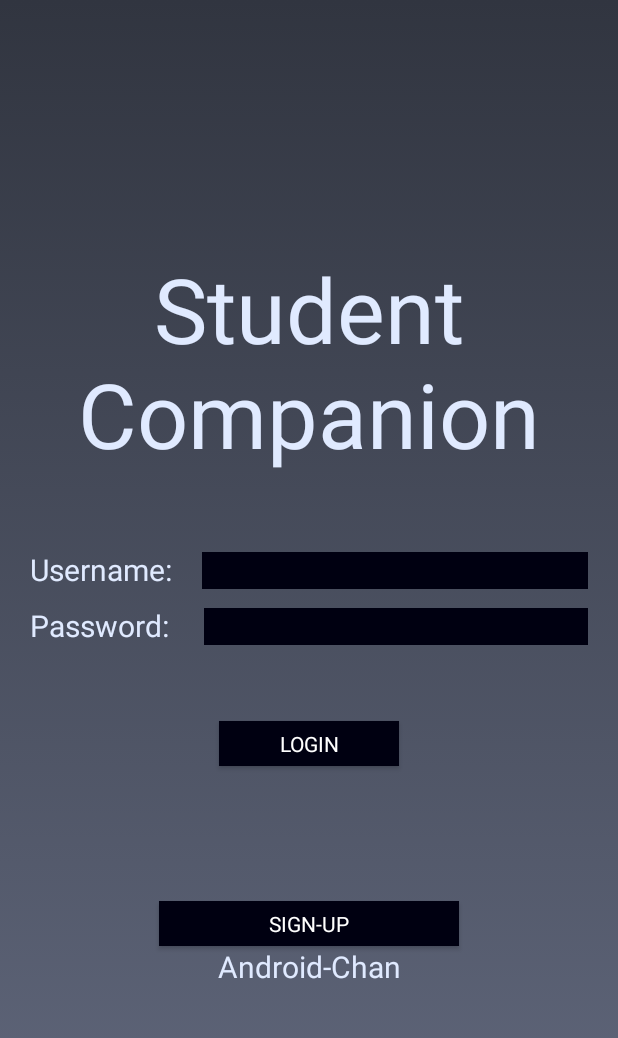
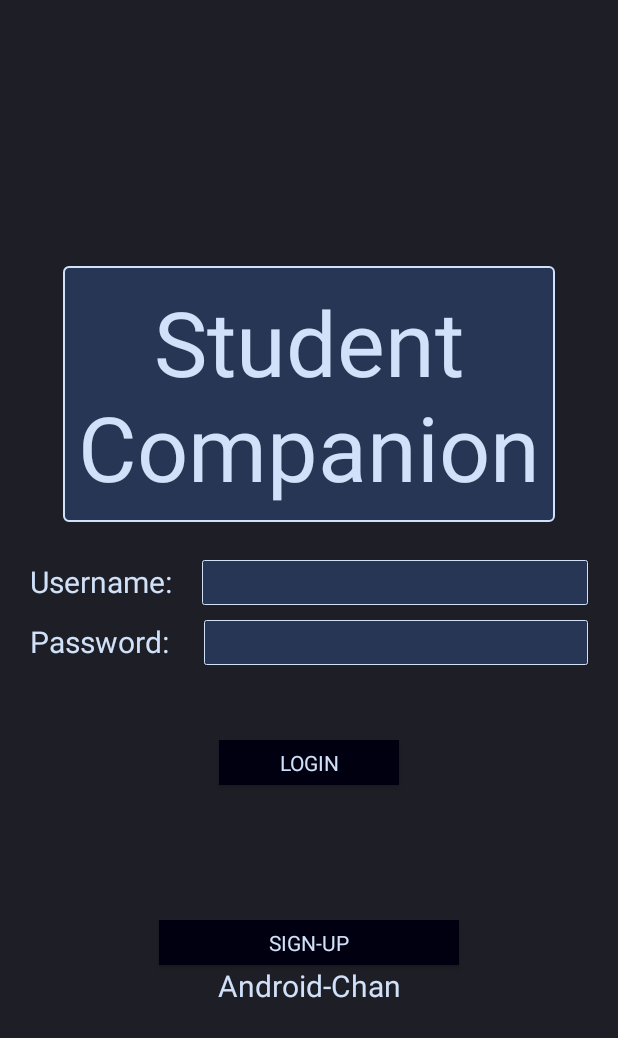
Before and after one commit to christerence/CanvasCompanion, an Android app: the screen it shows after launch (MainActivity), on a phone screen of 412 x 824 dp. Shown: the top 1038 px of the screen. Run offline under Robolectric (Android 15) with nearby library versions, the phone set to English and light mode, and no system bars; our stand-ins replace Firebase (no records; nobody signed in at launch, a user with empty details on screens opened directly); 1 statement that could not run was skipped.

Commit message:
More Functionalities

```diff
--- a/app/src/main/AndroidManifest.xml
+++ b/app/src/main/AndroidManifest.xml
@@ -24,7 +24,8 @@
             android:resource="@array/preloaded_fonts" />
 
         <activity android:name=".CoreActivity" />
-        <activity android:name=".SignUp"></activity>
+        <activity android:name=".SignUp" />
+        <activity android:name=".AddActivity"></activity>
     </application>
 
 </manifest>
--- a/app/src/main/java/deaddevs/com/studentcompanion/MainActivity.java
+++ b/app/src/main/java/deaddevs/com/studentcompanion/MainActivity.java
@@ -28,6 +28,7 @@ import java.util.HashMap;
 import java.util.Map;
 import java.util.concurrent.Future;
 
+import deaddevs.com.studentcompanion.utils.DatabaseManager;
 import deaddevs.com.studentcompanion.utils.FontAwesomeHelper;
 
 public class MainActivity extends AppCompatActivity {
@@ -37,7 +38,6 @@ public class MainActivity extends AppCompatActivity {
     private FirebaseFirestore db;
 
 
-    private String authKey;
     @Override
     protected void onCreate(Bundle savedInstanceState) {
         super.onCreate(savedInstanceState);
@@ -123,6 +123,7 @@ public class MainActivity extends AppCompatActivity {
                     // handle any errors here
                 }
             });
+
         }
     }
 
@@ -153,10 +154,4 @@ public class MainActivity extends AppCompatActivity {
         startActivity(i);
         setContentView(R.layout.activity_sign_up);
     }
-
-    public void saveInfo(String name) {}
-
-    public String getAuthKey() {
-        return authKey;
-    }
 }
--- /dev/null
+++ b/app/src/main/res/drawable/backgroundtitle.xml
@@ -0,0 +1,23 @@
+<?xml version="1.0" encoding="utf-8"?>
+<shape xmlns:android="http://schemas.android.com/apk/res/android"
+    android:shape="rectangle">
+
+    <corners
+        android:radius="3dp" />
+
+    <gradient
+        android:type="linear"
+        android:startColor="#283655"
+        android:centerColor="#283655"
+        android:endColor="#283655"
+        android:angle="90"/>
+
+    <size
+        android:width="100dp"
+        android:height="100dp" />
+
+    <stroke
+        android:width="1.5dp"
+        android:color="#D0E1F9" />
+
+</shape>
--- /dev/null
+++ b/app/src/main/res/drawable/editbackground.xml
@@ -0,0 +1,26 @@
+<?xml version="1.0" encoding="utf-8"?>
+<shape xmlns:android="http://schemas.android.com/apk/res/android"
+    android:shape="rectangle">
+
+    <corners
+        android:radius="1dp" />
+
+
+    <gradient
+        android:type="linear"
+        android:startColor="#283655"
+        android:centerColor="#283655"
+        android:endColor="#283655"
+        android:angle="90"/>
+
+
+
+    <size
+        android:width="30dp"
+        android:height="30dp" />
+
+    <stroke
+        android:width="0.5dp"
+        android:color="#D0E1F9" />
+
+</shape>
--- a/app/src/main/res/drawable/loginbg.xml
+++ b/app/src/main/res/drawable/loginbg.xml
@@ -4,8 +4,8 @@
         <shape>
             <gradient
                 android:angle="90"
-                android:startColor="#636A7F"
-                android:endColor="#313540"
+                android:startColor="#1E1F26"
+                android:endColor="#1E1F26"
                 android:type="linear" />
         </shape>
     </item>
--- a/app/src/main/res/layout/activity_main.xml
+++ b/app/src/main/res/layout/activity_main.xml
@@ -13,17 +13,31 @@
         android:layout_width="match_parent"
         android:layout_height="wrap_content"
         android:orientation="vertical">
-
+        <RelativeLayout
+            android:layout_width="match_parent"
+            android:layout_height="match_parent">
+            <LinearLayout
+                android:layout_width="wrap_content"
+                android:layout_height="wrap_content"
+                android:layout_marginBottom="50dp"
+                android:layout_centerHorizontal="true"
+                android:layout_centerVertical="true"
+                android:background="@drawable/backgroundtitle">
                 <TextView
+                    android:id="@+id/Title"
+                    android:padding="10dp"
                     android:layout_width="match_parent"
                     android:layout_height="wrap_content"
-            android:layout_marginBottom="50dp"
                     android:text="Student\nCompanion"
                     android:textAlignment="center"
-            android:textColor="#E0EAFF"
+                    android:textColor="#D0E1F9"
                     android:textSize="60sp"
-            android:id="@+id/Title"
                     android:textStyle="bold" />
+            </LinearLayout>
+
+        </RelativeLayout>
+
+
 
         <LinearLayout
             android:layout_width="match_parent"
@@ -37,7 +51,7 @@
                 android:id="@+id/UserText"
                 android:text="Username:"
                 android:textAlignment="center"
-                android:textColor="#E0EAFF"
+                android:textColor="#D0E1F9"
                 android:textSize="20sp"
                 android:layout_marginLeft="20dp"
                 android:textStyle="bold" />
@@ -49,9 +63,10 @@
                 android:layout_marginRight="20dp"
                 android:layout_weight="1"
                 android:id="@+id/userInfo"
-                android:background="#001"
+                android:textAlignment="center"
+                android:background="@drawable/editbackground"
                 android:fontFamily="orbitron"
-                android:textColor="#FFF" />
+                android:textColor="#D0E1F9" />
 
         </LinearLayout>
 
@@ -68,7 +83,7 @@
                 android:text="Password:"
                 android:textAlignment="center"
                 android:layout_marginLeft="20dp"
-                android:textColor="#E0EAFF"
+                android:textColor="#D0E1F9"
                 android:textSize="20sp"
                 android:textStyle="bold"
                 android:layout_marginRight="3dp"/>
@@ -80,8 +95,9 @@
                 android:id="@+id/passInfo"
                 android:layout_marginRight="20dp"
                 android:fontFamily="orbitron"
-                android:textColor="#FFF"
-                android:background="#001"
+                android:textColor="#D0E1F9"
+                android:textAlignment="center"
+                android:background="@drawable/editbackground"
                 android:layout_marginLeft="20dp"/>
 
         </LinearLayout>
@@ -94,7 +110,7 @@
             android:fontFamily="orbitron"
             android:text="Login"
             android:onClick="handleSign"
-            android:textColor="#FFF"
+            android:textColor="#D0E1F9"
             android:background="#001"/>
 
         <Button
@@ -104,7 +120,7 @@
             android:layout_gravity="center"
             android:fontFamily="orbitron"
             android:text="Sign-Up"
-            android:textColor="#FFF"
+            android:textColor="#D0E1F9"
             android:onClick="signUp"
             android:background="#001"/>
 
@@ -115,7 +131,7 @@
             android:id="@+id/TradeMark"
             android:text="Android-Chan"
             android:textAlignment="center"
-            android:textColor="#E0EAFF"
+            android:textColor="#D0E1F9"
             android:textSize="20sp"
             android:textStyle="bold" />
 
--- a/app/src/main/res/layout/fragment_course_list.xml
+++ b/app/src/main/res/layout/fragment_course_list.xml
@@ -63,7 +63,7 @@
         <ListView
             android:layout_width="match_parent"
             android:layout_height="match_parent"
-            android:id="@+id/CourseList"
+            android:id="@+id/CourseListView"
             android:layout_weight="1"/>
 
         <LinearLayout
--- a/app/src/main/res/layout/fragment_settings.xml
+++ b/app/src/main/res/layout/fragment_settings.xml
@@ -170,6 +170,7 @@
 
             </LinearLayout>
 
+
         </LinearLayout>
 
         <LinearLayout
```
Also changed, not shown: app/src/main/java/deaddevs/com/studentcompanion/AddActivity.java (added, +135 -0 lines), app/src/main/java/deaddevs/com/studentcompanion/CalendarFragment.java (+9 -1 lines), app/src/main/java/deaddevs/com/studentcompanion/CoreActivity.java (+69 -3 lines), app/src/main/java/deaddevs/com/studentcompanion/CoursePageFragment.java (+7 -1 lines), app/src/main/java/deaddevs/com/studentcompanion/utils/CanvasApi.java (+8 -9 lines), app/src/main/java/deaddevs/com/studentcompanion/utils/DatabaseManager.java (+7 -0 lines), app/src/main/res/layout/activity_add.xml (added, +85 -0 lines), app/src/main/res/layout/fragment_calendar.xml (+55 -29 lines), app/src/main/res/drawable-v24/studentcompanion.png (added). Lines whose indentation alone changed are shown as unchanged.
